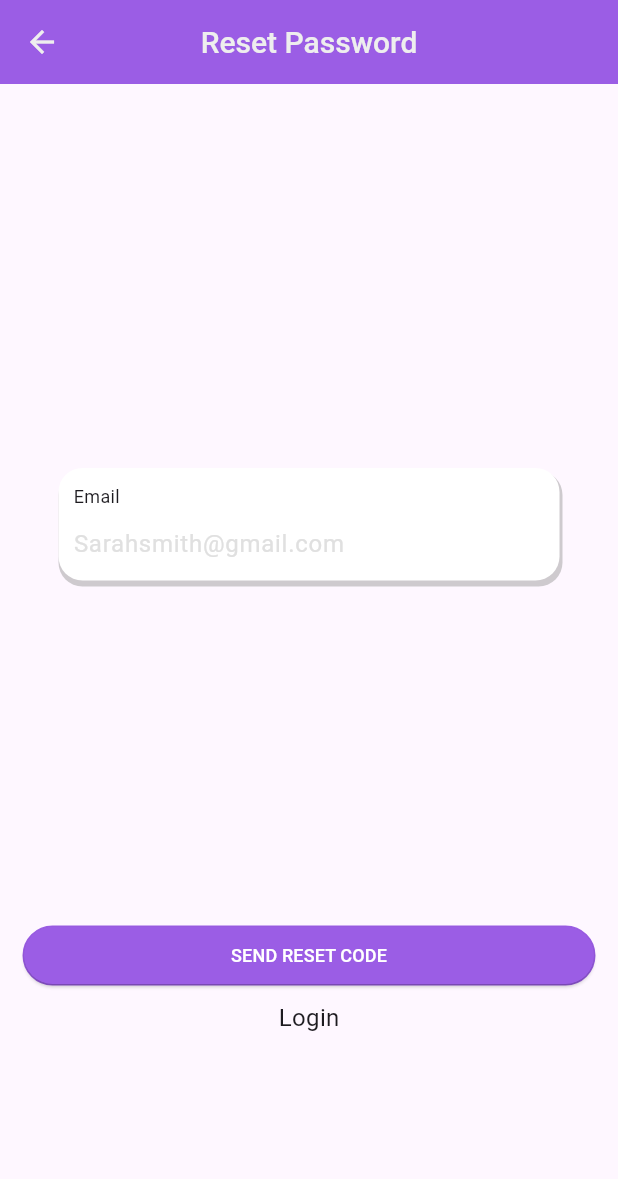
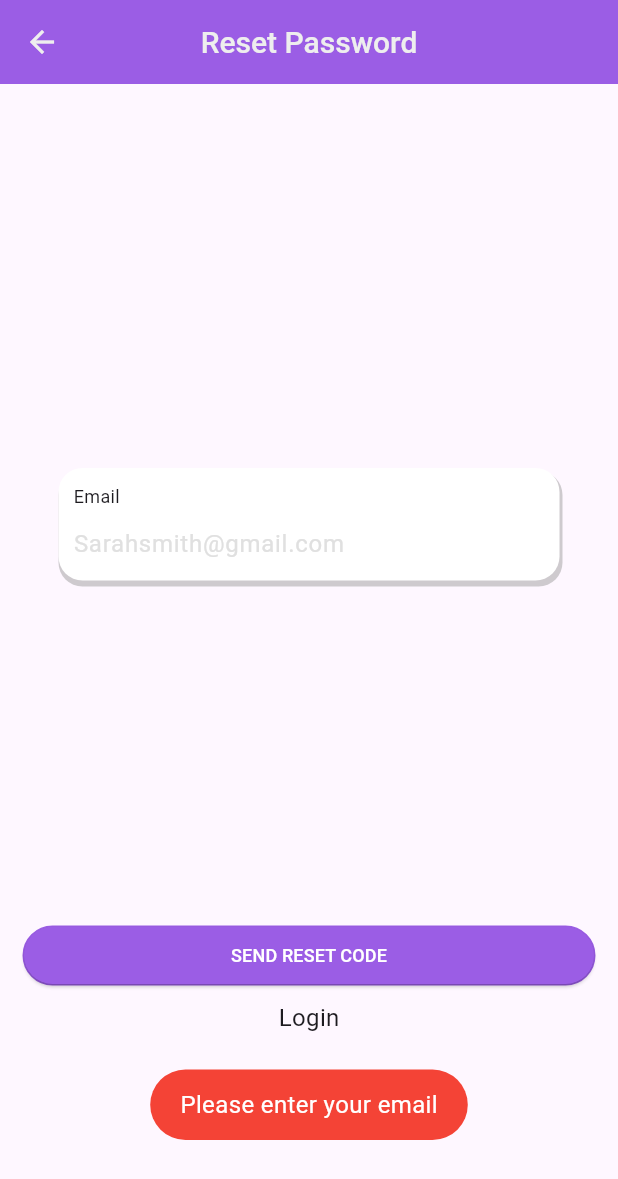
Before and after one commit to AhmedOssamaAhmed/car_pool_app, a Flutter app: the RestPassword screen opened directly, after a tap on "SEND RESET CODE", on a phone screen of 412 x 824 dp. Shown: the top 1179 px of the screen. Run offline on Flutter 3.47's test engine with Material 2 defaults, Android fonts, the light colour scheme and no system bars; our stand-ins replace cloud_firestore, firebase_auth, firebase_core, fluttertoast, image_picker, shared_preferences; accounts and stored records are empty.

Commit message:
forget password logic implemented and working using firebase sendPasswordResetEmail

```diff
--- a/lib/Modules/login/Forgot_password.dart
+++ b/lib/Modules/login/Forgot_password.dart
@@ -4,6 +4,7 @@ import 'package:flutter/material.dart';
 
 import '../../Shared/components/components.dart';
 import 'Login.dart';
+import 'firebase_forget_password.dart';
 
 class RestPassword extends StatelessWidget {
   var emailController = TextEditingController();
@@ -27,6 +28,15 @@ class RestPassword extends StatelessWidget {
                 defaultButton(
                   function: ()
                   {
+                    String email = emailController.text.trim();
+                    if(email.isNotEmpty)
+                    {
+                      resetPassword(email,context);
+                    }
+                    else
+                    {
+                      showToast(text: "Please enter your email", error: true);
+                    }
                     print("out");
                   },
                   text: 'Send reset code',
--- /dev/null
+++ b/lib/Modules/login/firebase_forget_password.dart
@@ -0,0 +1,23 @@
+
+import 'package:carpoolcustomersversion/Shared/components/components.dart';
+import 'package:firebase_auth/firebase_auth.dart';
+
+import 'Login.dart';
+
+Future<void> resetPassword(String email,context) async {
+  try {
+    buildProgress(context: context, text: "Sending reset code");
+    await FirebaseAuth.instance.sendPasswordResetEmail(
+      email: email,
+    );
+    print('Password reset email sent to $email');
+    hidebuildProgress(context);
+    showToast(text: "Password reset email sent to $email", error: false);
+    navigateAndFinish(context, Login());
+    // Add any additional UI feedback or navigation if needed
+  } catch (e) {
+    print('Error sending password reset email: $e');
+    showToast(text: "Email doesn't exist", error: true);
+    // Handle the error and provide user feedback if necessary
+  }
+}
```
